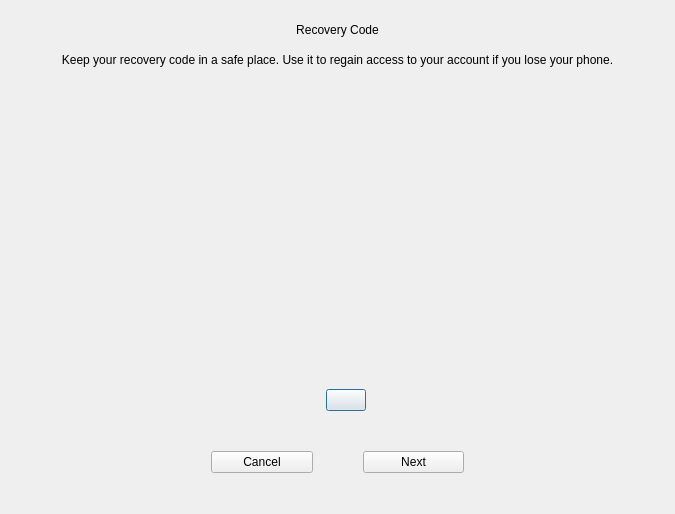
Before: the Qt Designer form src/qt/forms/2faqrdialog.ui in TheArcadiaGroup/DAPS, drawn with Qt 5.
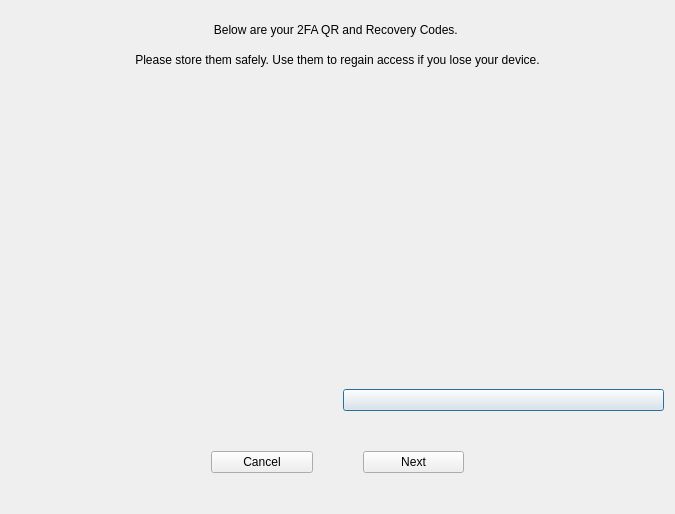
After: the same form once the commit is applied. Icons and pictures are not drawn. Custom widgets are drawn as their Qt base class.

Commit message: Update 2FA QR Code & Recovery Code dialog

Diff of the .ui file:
```diff
--- a/src/qt/forms/2faqrdialog.ui
+++ b/src/qt/forms/2faqrdialog.ui
@@ -19,8 +19,13 @@
    </property>
    <item>
     <widget class="QLabel" name="label">
+     <property name="font">
+      <font>
+       <pointsize>9</pointsize>
+      </font>
+     </property>
      <property name="text">
-      <string>Recovery Code</string>
+      <string>Below are your 2FA QR and Recovery Codes. </string>
      </property>
      <property name="alignment">
       <set>Qt::AlignCenter</set>
@@ -35,7 +40,7 @@
       </font>
      </property>
      <property name="text">
-      <string>Keep your recovery code in a safe place. Use it to regain access to your account if you lose your phone.</string>
+      <string>Please store them safely. Use them to regain access if you lose your device.</string>
      </property>
      <property name="alignment">
       <set>Qt::AlignCenter</set>
@@ -75,9 +80,6 @@
      <property name="bottomMargin">
       <number>30</number>
      </property>
-     <property name="alignment">
-      <set>Qt::AlignCenter</set>
-     </property>
      <item>
       <widget class="QLabel" name="lblURI">
        <property name="text">
```
Left out of the diff: 12 changed lines with no effect on the pictures. The commit also changes 2 other files.
